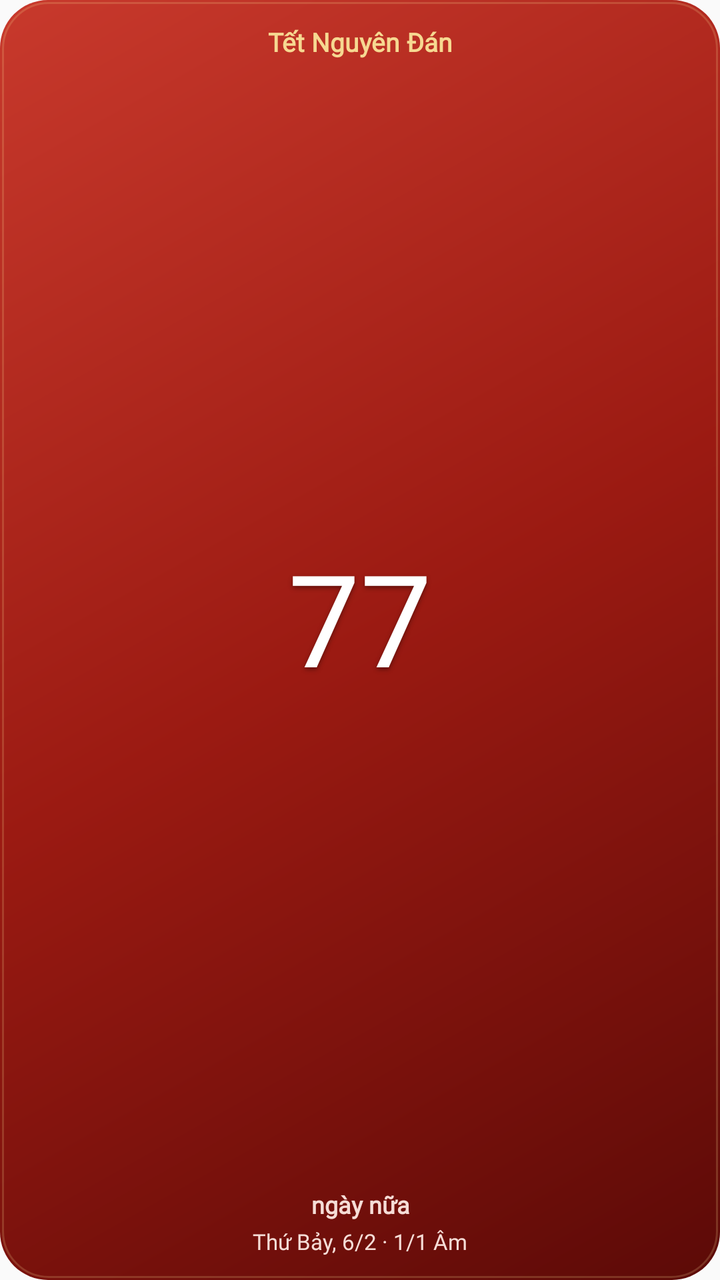
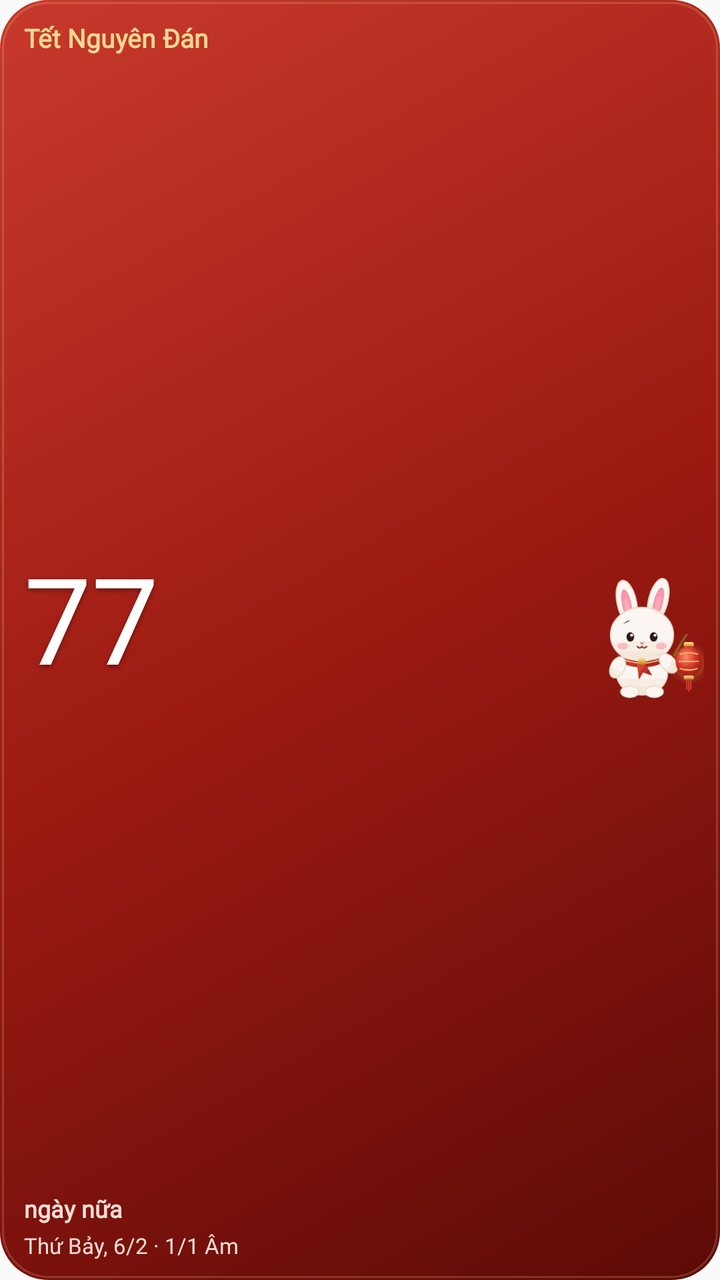

Screens rendered from an Android XML layout before and after an edit, with the pre-edit source and the edit as a unified diff.
<!-- AndroidManifest.xml: application theme AppTheme -->
<!-- res/layout/widget_countdown.xml -->
<?xml version="1.0" encoding="utf-8"?>
<LinearLayout xmlns:android="http://schemas.android.com/apk/res/android" android:id="@+id/root" android:layout_width="match_parent" android:layout_height="match_parent"
    android:background="@drawable/widget_lacquer_bg" android:orientation="vertical" android:gravity="center" android:padding="12dp">
    <TextView android:id="@+id/title" android:layout_width="match_parent" android:layout_height="wrap_content" android:gravity="center" android:fontFamily="@font/be_vietnam_pro"
        android:maxLines="2" android:ellipsize="end" android:text="Tết Nguyên Đán" android:textColor="@color/widget_on_lacquer_gold" android:textSize="13sp" android:textStyle="bold" />
    <TextView android:id="@+id/number" android:layout_width="match_parent" android:layout_height="0dp" android:layout_weight="1" android:fontFamily="@font/noto_serif_digits"
        android:gravity="center" android:text="77" android:textColor="@color/widget_on_accent" android:textSize="46sp" android:includeFontPadding="false" android:maxLines="1"
        android:autoSizeTextType="uniform" android:autoSizeMinTextSize="20sp" android:autoSizeMaxTextSize="64sp" android:shadowColor="#66000000" android:shadowDy="3" android:shadowRadius="6" />
    <TextView android:id="@+id/unit" android:layout_width="match_parent" android:layout_height="wrap_content" android:gravity="center" android:fontFamily="@font/be_vietnam_pro"
        android:text="ngày nữa" android:textColor="@color/widget_on_lacquer_soft" android:textSize="12sp" android:textStyle="bold" />
    <TextView android:id="@+id/date" android:layout_width="match_parent" android:layout_height="wrap_content" android:gravity="center" android:fontFamily="@font/be_vietnam_pro"
        android:maxLines="1" android:ellipsize="end" android:paddingTop="3dp"
        android:text="Thứ Bảy, 6/2 · 1/1 Âm" android:textColor="@color/widget_on_lacquer_soft" android:textSize="11sp" />
</LinearLayout>
<!-- resources referenced by this layout -->
<resources>
  <color name="widget_on_accent">#FFFFFF</color>
  <color name="widget_on_lacquer_gold">#F6D891</color>
  <color name="widget_on_lacquer_soft">#F6DDD7</color>
  <!-- drawable widget_lacquer_bg (drawable) -->
  <?xml version="1.0" encoding="utf-8"?>
  <layer-list xmlns:android="http://schemas.android.com/apk/res/android">
      <item><shape android:shape="rectangle"><corners android:radius="24dp"/>
          <gradient android:angle="315" android:startColor="@color/widget_lacquer_hi" android:centerColor="@color/widget_lacquer" android:endColor="@color/widget_lacquer_deep"/></shape></item>
      <item android:left="1dp" android:right="1dp" android:top="1dp" android:bottom="1dp"><shape android:shape="rectangle"><corners android:radius="23dp"/>
          <stroke android:width="1dp" android:color="#33F6D891"/></shape></item>
  </layer-list>
  <style name="AppTheme" parent="Theme.AppCompat.Light.DarkActionBar">
          
          <item name="colorPrimary">@color/colorPrimary</item>
          <item name="colorPrimaryDark">@color/colorPrimaryDark</item>
          <item name="colorAccent">@color/colorAccent</item>
      </style>
  <color name="widget_lacquer_hi">#C8392C</color>
  <color name="widget_lacquer">#9B1A12</color>
  <color name="widget_lacquer_deep">#5C0A07</color>
</resources>

<!-- the commit's change to res/layout/widget_countdown.xml (unified diff, before → after) -->
@@ -1,14 +1,19 @@
 <?xml version="1.0" encoding="utf-8"?>
 <LinearLayout xmlns:android="http://schemas.android.com/apk/res/android" android:id="@+id/root" android:layout_width="match_parent" android:layout_height="match_parent"
-    android:background="@drawable/widget_lacquer_bg" android:orientation="vertical" android:gravity="center" android:padding="12dp">
-    <TextView android:id="@+id/title" android:layout_width="match_parent" android:layout_height="wrap_content" android:gravity="center" android:fontFamily="@font/be_vietnam_pro"
+    android:background="@drawable/widget_lacquer_bg" android:orientation="vertical" android:paddingLeft="12dp" android:paddingRight="8dp" android:paddingTop="10dp" android:paddingBottom="10dp">
+    <TextView android:id="@+id/title" android:layout_width="match_parent" android:layout_height="wrap_content" android:fontFamily="@font/be_vietnam_pro"
         android:maxLines="2" android:ellipsize="end" android:text="Tết Nguyên Đán" android:textColor="@color/widget_on_lacquer_gold" android:textSize="13sp" android:textStyle="bold" />
-    <TextView android:id="@+id/number" android:layout_width="match_parent" android:layout_height="0dp" android:layout_weight="1" android:fontFamily="@font/noto_serif_digits"
-        android:gravity="center" android:text="77" android:textColor="@color/widget_on_accent" android:textSize="46sp" android:includeFontPadding="false" android:maxLines="1"
-        android:autoSizeTextType="uniform" android:autoSizeMinTextSize="20sp" android:autoSizeMaxTextSize="64sp" android:shadowColor="#66000000" android:shadowDy="3" android:shadowRadius="6" />
-    <TextView android:id="@+id/unit" android:layout_width="match_parent" android:layout_height="wrap_content" android:gravity="center" android:fontFamily="@font/be_vietnam_pro"
-        android:text="ngày nữa" android:textColor="@color/widget_on_lacquer_soft" android:textSize="12sp" android:textStyle="bold" />
-    <TextView android:id="@+id/date" android:layout_width="match_parent" android:layout_height="wrap_content" android:gravity="center" android:fontFamily="@font/be_vietnam_pro"
+    <LinearLayout android:layout_width="match_parent" android:layout_height="0dp" android:layout_weight="1" android:orientation="horizontal" android:gravity="center_vertical">
+        <LinearLayout android:layout_width="0dp" android:layout_height="match_parent" android:layout_weight="1" android:orientation="vertical" android:gravity="center_vertical">
+            <TextView android:id="@+id/number" android:layout_width="match_parent" android:layout_height="0dp" android:layout_weight="1" android:fontFamily="@font/noto_serif_digits"
+                android:gravity="center_vertical|start" android:text="77" android:textColor="@color/widget_on_accent" android:textSize="44sp" android:includeFontPadding="false" android:maxLines="1"
+                android:autoSizeTextType="uniform" android:autoSizeMinTextSize="20sp" android:autoSizeMaxTextSize="60sp" android:shadowColor="#66000000" android:shadowDy="3" android:shadowRadius="6" />
+            <TextView android:id="@+id/unit" android:layout_width="match_parent" android:layout_height="wrap_content" android:fontFamily="@font/be_vietnam_pro"
+                android:text="ngày nữa" android:textColor="@color/widget_on_lacquer_soft" android:textSize="12sp" android:textStyle="bold" />
+        </LinearLayout>
+        <ImageView android:id="@+id/mascot" android:layout_width="62dp" android:layout_height="62dp" android:src="@drawable/widget_mascot_lantern" android:contentDescription="Bé Thỏ Ngọc" />
+    </LinearLayout>
+    <TextView android:id="@+id/date" android:layout_width="match_parent" android:layout_height="wrap_content" android:fontFamily="@font/be_vietnam_pro"
         android:maxLines="1" android:ellipsize="end" android:paddingTop="3dp"
         android:text="Thứ Bảy, 6/2 · 1/1 Âm" android:textColor="@color/widget_on_lacquer_soft" android:textSize="11sp" />
 </LinearLayout>
<!-- resource entries referenced after the edit -->
@@ -11,6 +11,7 @@
       <item android:left="1dp" android:right="1dp" android:top="1dp" android:bottom="1dp"><shape android:shape="rectangle"><corners android:radius="23dp"/>
           <stroke android:width="1dp" android:color="#33F6D891"/></shape></item>
   </layer-list>
+  <!-- drawable widget_mascot_lantern: png bitmap (drawable-nodpi, 7449 bytes) -->
   <style name="AppTheme" parent="Theme.AppCompat.Light.DarkActionBar">
           
           <item name="colorPrimary">@color/colorPrimary</item>
